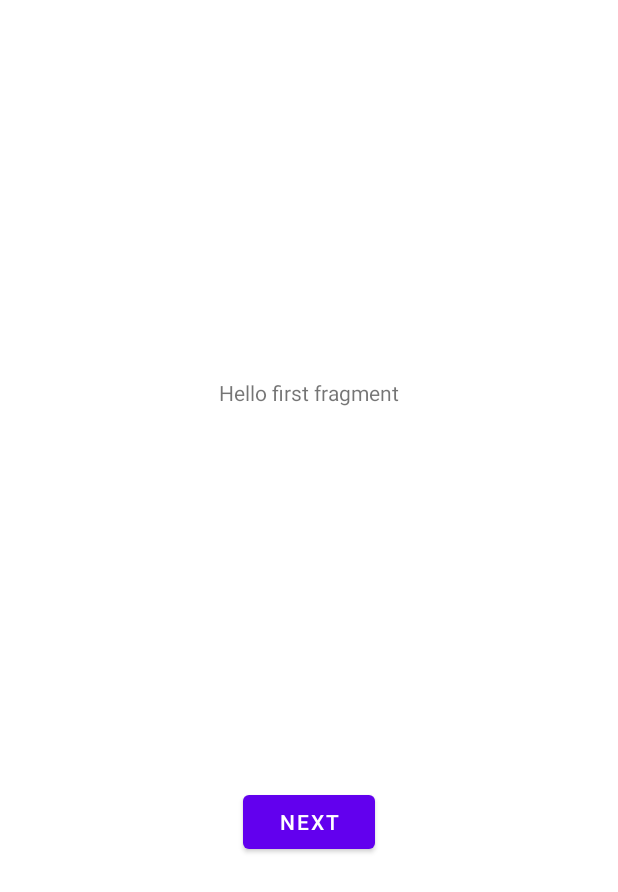
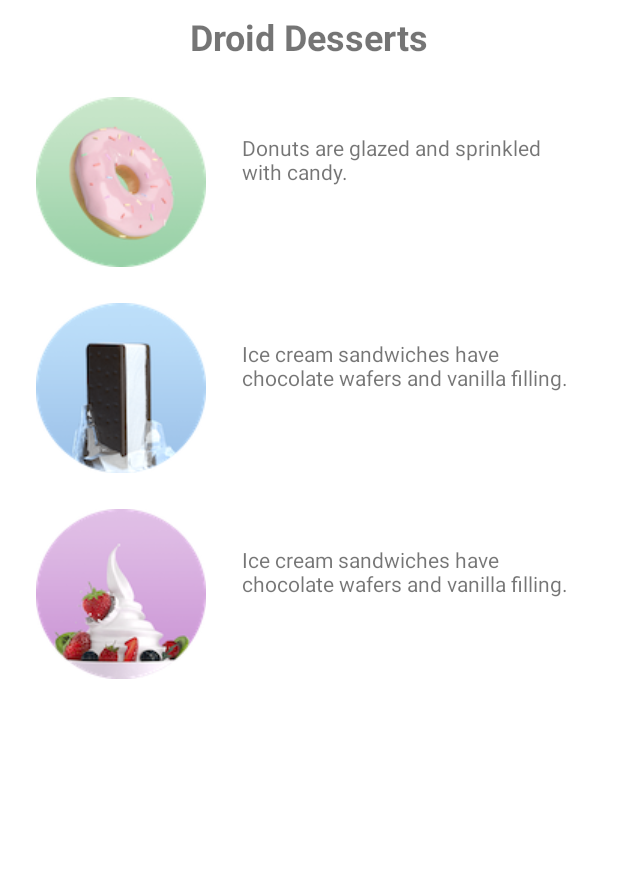
Before and after one commit to JoseCruzMV/DroidCafe, an Android app: the layout fragment_first.xml on its own in the app's theme, with its tools: preview values and no code run, on a phone screen of 412 x 824 dp. Shown: the top 892 px of the screen. Run offline under Robolectric (Android 15) with nearby library versions, the phone set to English and light mode, and no system bars.

Commit message:
Done interface for desserts list

```diff
--- a/app/src/main/res/layout/fragment_first.xml
+++ b/app/src/main/res/layout/fragment_first.xml
@@ -7,22 +7,86 @@
     tools:context=".FirstFragment">
 
     <TextView
-        android:id="@+id/textview_first"
+        android:id="@+id/text_intro"
         android:layout_width="wrap_content"
         android:layout_height="wrap_content"
-        android:text="@string/hello_first_fragment"
-        app:layout_constraintBottom_toTopOf="@id/button_first"
+        android:layout_marginTop="8dp"
+        android:text="@string/intro_text"
+        android:textSize="24sp"
+        android:textStyle="bold"
         app:layout_constraintEnd_toEndOf="parent"
         app:layout_constraintStart_toStartOf="parent"
         app:layout_constraintTop_toTopOf="parent" />
 
-    <Button
-        android:id="@+id/button_first"
+
+    <ImageView
+        android:id="@+id/donut"
         android:layout_width="wrap_content"
         android:layout_height="wrap_content"
-        android:text="@string/next"
-        app:layout_constraintBottom_toBottomOf="parent"
+        android:layout_marginStart="24dp"
+        android:layout_marginTop="24dp"
+        android:contentDescription="@string/donut_description"
+        android:src="@drawable/donut_circle"
+        app:layout_constraintStart_toStartOf="parent"
+        app:layout_constraintTop_toBottomOf="@id/text_intro" />
+
+    <TextView
+        android:id="@+id/donut_description_tv"
+        android:layout_width="0dp"
+        android:layout_height="wrap_content"
+        android:layout_marginStart="24dp"
+        android:layout_marginTop="24dp"
+        android:layout_marginEnd="24dp"
+        android:text="@string/donut_description"
         app:layout_constraintEnd_toEndOf="parent"
+        app:layout_constraintStart_toEndOf="@id/donut"
+        app:layout_constraintTop_toTopOf="@id/donut" />
+
+
+    <ImageView
+        android:id="@+id/ice_cream"
+        android:layout_width="wrap_content"
+        android:layout_height="wrap_content"
+        android:layout_marginStart="24dp"
+        android:layout_marginTop="24dp"
+        android:contentDescription="@string/ice_cream_description"
+        android:src="@drawable/icecream_circle"
         app:layout_constraintStart_toStartOf="parent"
-        app:layout_constraintTop_toBottomOf="@id/textview_first" />
+        app:layout_constraintTop_toBottomOf="@id/donut" />
+
+    <TextView
+        android:id="@+id/ice_cream_description_tv"
+        android:layout_width="0dp"
+        android:layout_height="wrap_content"
+        android:layout_marginStart="24dp"
+        android:layout_marginTop="24dp"
+        android:layout_marginEnd="24dp"
+        android:text="@string/ice_cream_description"
+        app:layout_constraintEnd_toEndOf="parent"
+        app:layout_constraintStart_toEndOf="@id/ice_cream"
+        app:layout_constraintTop_toTopOf="@id/ice_cream" />
+
+    <ImageView
+        android:id="@+id/froyo"
+        android:layout_width="wrap_content"
+        android:layout_height="wrap_content"
+        android:layout_marginStart="24dp"
+        android:layout_marginTop="24dp"
+        android:contentDescription="@string/froyo_description"
+        android:src="@drawable/froyo_circle"
+        app:layout_constraintStart_toStartOf="parent"
+        app:layout_constraintTop_toBottomOf="@id/ice_cream" />
+
+    <TextView
+        android:id="@+id/froyo_description_tv"
+        android:layout_width="0dp"
+        android:layout_height="wrap_content"
+        android:layout_marginStart="24dp"
+        android:layout_marginTop="24dp"
+        android:layout_marginEnd="24dp"
+        android:text="@string/ice_cream_description"
+        app:layout_constraintEnd_toEndOf="parent"
+        app:layout_constraintStart_toEndOf="@id/froyo"
+        app:layout_constraintTop_toTopOf="@id/froyo" />
+
 </androidx.constraintlayout.widget.ConstraintLayout>
--- a/app/src/main/res/values/strings.xml
+++ b/app/src/main/res/values/strings.xml
@@ -9,4 +9,8 @@
 
     <string name="hello_first_fragment">Hello first fragment</string>
     <string name="hello_second_fragment">Hello second fragment. Arg: %1$s</string>
+    <string name="intro_text">Droid Desserts</string>
+    <string name="donut_description">Donuts are glazed and sprinkled with candy.</string>
+    <string name="ice_cream_description">Ice cream sandwiches have chocolate wafers and vanilla filling.</string>
+    <string name="froyo_description">FroYo is premium self-serve frozen yogurt.</string>
 </resources>
```
Also changed, not shown: app/src/main/res/drawable/donut_circle.png (added), app/src/main/res/drawable/froyo_circle.png (added), app/src/main/res/drawable/icecream_circle.png (added).
